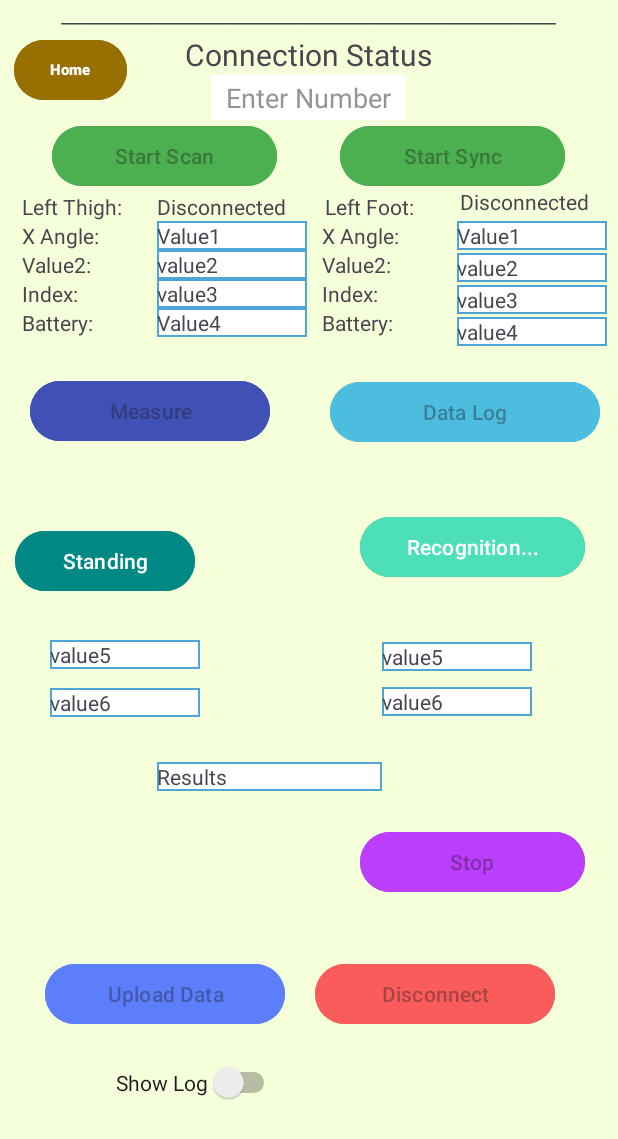
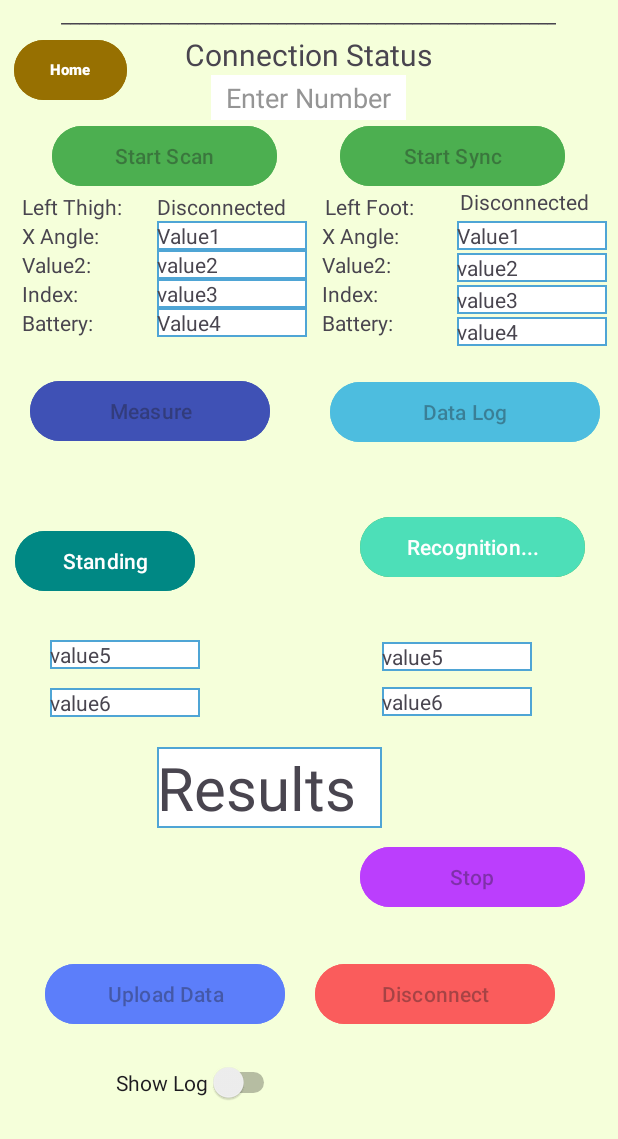
Before and after one commit to ehsansharafianm/ToeClearance, an Android app: the screen it shows after launch (MainActivity), after a tap on "Recognition", on a phone screen of 412 x 824 dp. Shown: the top 1139 px of the screen. Run offline under Robolectric (Android 15) with nearby library versions, the phone set to English and light mode, and no system bars; our stand-ins replace Firebase (no records; nobody signed in at launch, a user with empty details on screens opened directly); libraries missing offline, so code that uses them is left out: com.xsens.dot, org.tensorflow.lite; 1 statement that could not run was skipped; 3 other taps on this screen came first.

```diff
--- a/app/src/main/java/com/tmsimple/ehsanmovella/Note.java
+++ /dev/null
@@ -1 +0,0 @@
-import android.annotation.SuppressLint;
--- a/app/src/main/res/layout/recognition_page.xml
+++ b/app/src/main/res/layout/recognition_page.xml
@@ -307,7 +307,7 @@
         android:layout_height="wrap_content"
         android:layout_below="@id/valueF4"
         android:layout_marginLeft="240dp"
-        android:layout_marginTop="320dp"
+        android:layout_marginTop="330dp"
         android:backgroundTint="#BB3EFD"
         android:onClick="stopButton_onClick"
         android:text="Stop" />
@@ -390,10 +390,11 @@
         android:layout_width="150dp"
         android:layout_height="wrap_content"
         android:layout_below="@+id/activity1Button"
-        android:layout_marginTop="110dp"
+        android:layout_marginTop="100dp"
         android:layout_marginRight="-50dp"
         android:layout_toLeftOf="@+id/connectionStatusSpace"
         android:background="@drawable/rectangle"
+        android:textSize="40dp"
         android:text="Results" />
 
 </RelativeLayout>
```
Also changed, not shown: 1 other file.
